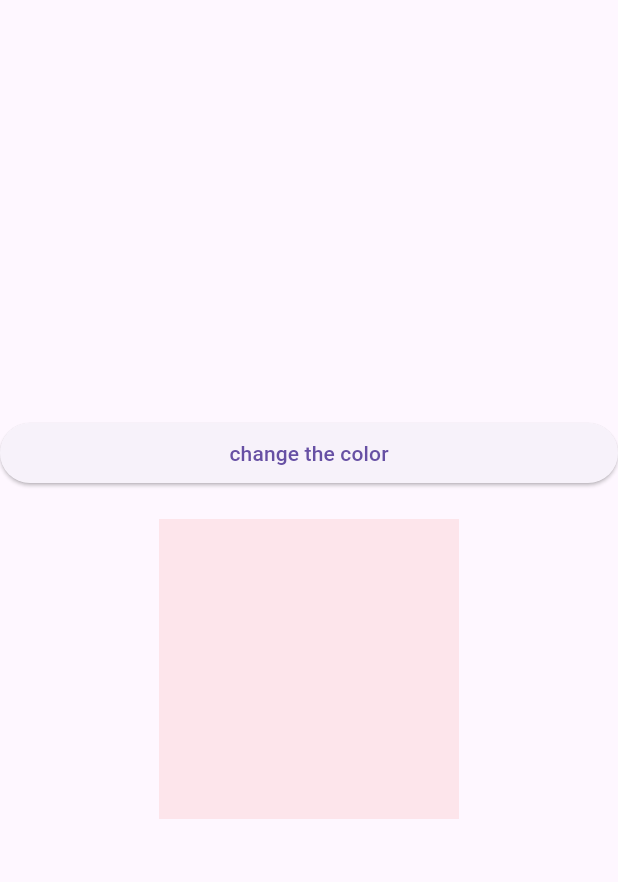
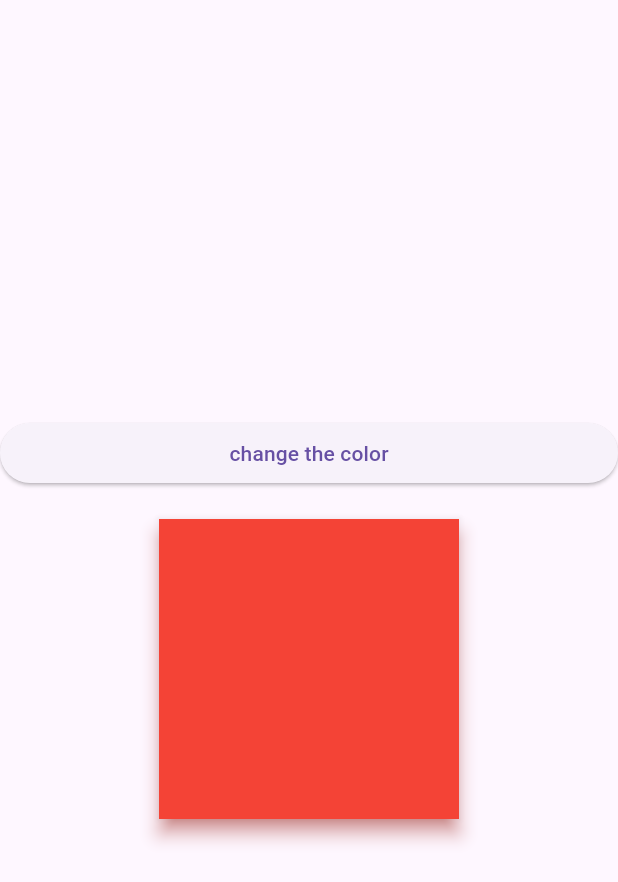
Before and after one commit to osama-ahmed-alsharabi/animation-practice, a Flutter app: the screen it shows after launch, on a phone screen of 412 x 824 dp. Shown: the top 882 px of the screen. Run offline on Flutter 3.47's test engine with Material 3 defaults, Android fonts, the phone set to English and light mode, and no system bars.

Commit message:
adding the physical model animated widget

```diff
--- /dev/null
+++ b/lib/animated_widgets/physical_model_animated_widget.dart
@@ -0,0 +1,23 @@
+
+
+import 'package:flutter/material.dart';
+
+class PhysicalModelAnimatedWidget extends StatelessWidget {
+  const PhysicalModelAnimatedWidget({
+    super.key,
+    required this.color,
+  });
+
+  final Color color;
+
+  @override
+  Widget build(BuildContext context) {
+    return AnimatedPhysicalModel(
+      shadowColor: color,
+      duration: const Duration(seconds: 2),
+      elevation: 5,
+      color: color,
+      child: SizedBox(width: 200, height: 200),
+    );
+  }
+}
--- a/lib/home_view.dart
+++ b/lib/home_view.dart
@@ -1,4 +1,4 @@
-import 'package:first_animation_practice/animated_widgets/opacity_animated_widget.dart';
+import 'package:first_animation_practice/animated_widgets/physical_model_animated_widget.dart';
 import 'package:flutter/material.dart';
 
 class HomeView extends StatefulWidget {
@@ -58,7 +58,9 @@ class _HomeViewState extends State<HomeView> {
               child: Text("change the color"),
             ),
             SizedBox(height: 20),
-            Center(child: OpacityAnimatedWidget(opacity: opacity)),
+            Center(
+              child: PhysicalModelAnimatedWidget(color: color),
+            ),
           ],
         ),
       ),
```
